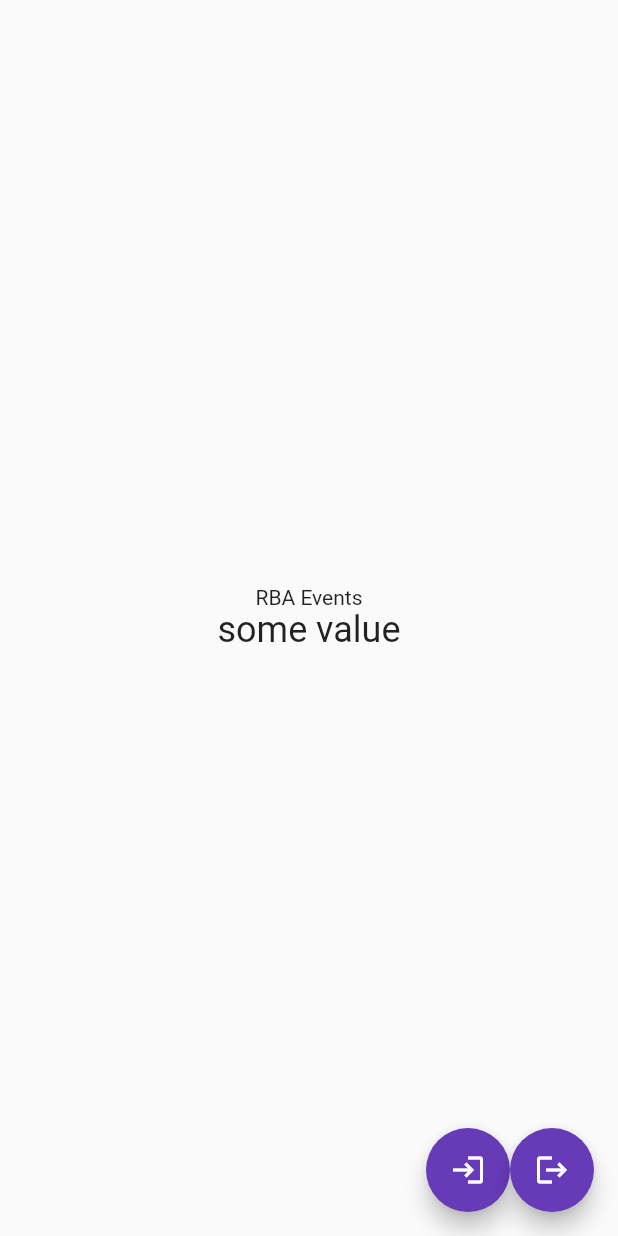
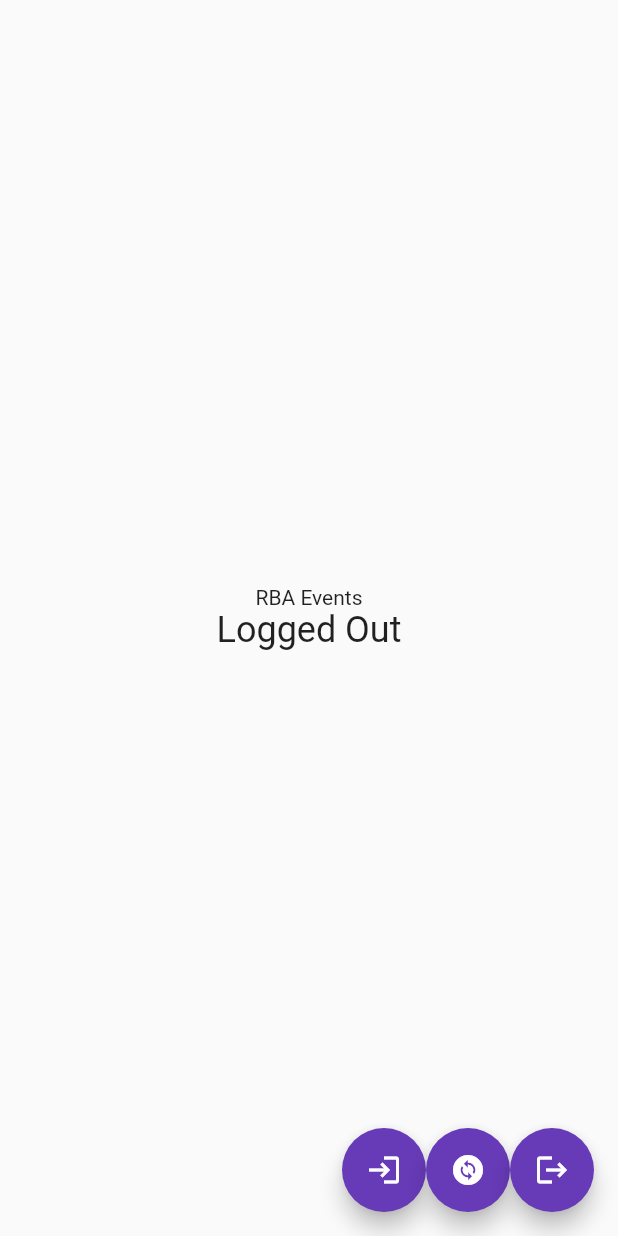
Before and after one commit to abhigyandsa/RBA-Events, a Flutter app: the screen it shows after launch, after a tap on the "logout" icon, on a phone screen of 412 x 824 dp. Run offline on Flutter 3.47's test engine with Material 2 defaults, Android fonts, the phone set to English and light mode, and no system bars; our stand-ins replace cloud_firestore, firebase_auth, firebase_core, flutter_riverpod, google_sign_in; accounts and stored records are empty; network calls fail.

Commit message:
fix login & logout

```diff
--- a/lib/main.dart
+++ b/lib/main.dart
@@ -76,6 +76,10 @@
     // Once signed in, return the UserCredential
     return await FirebaseAuth.instance.signInWithCredential(credential);
   }
+  Future<void> signOut() async {
+    await GoogleSignIn().signOut();
+    await FirebaseAuth.instance.signOut();
+  }
 
   @override
   Widget build(BuildContext context, WidgetRef ref) {
@@ -104,6 +108,11 @@
           ),
           FloatingActionButton(
             onPressed: () => ref.read(userProvider.notifier).state = 'some value',
+            tooltip: 'Change Value',
+            child: Icon(Icons.change_circle),
+          ),
+          FloatingActionButton(
+            onPressed: signOut,
             tooltip: 'Log Out',
             child: Icon(Icons.logout),
           ),
```
Also changed, not shown: lib/firebase_options.dart, 1 other file. Lines whose indentation alone changed are shown as unchanged.
